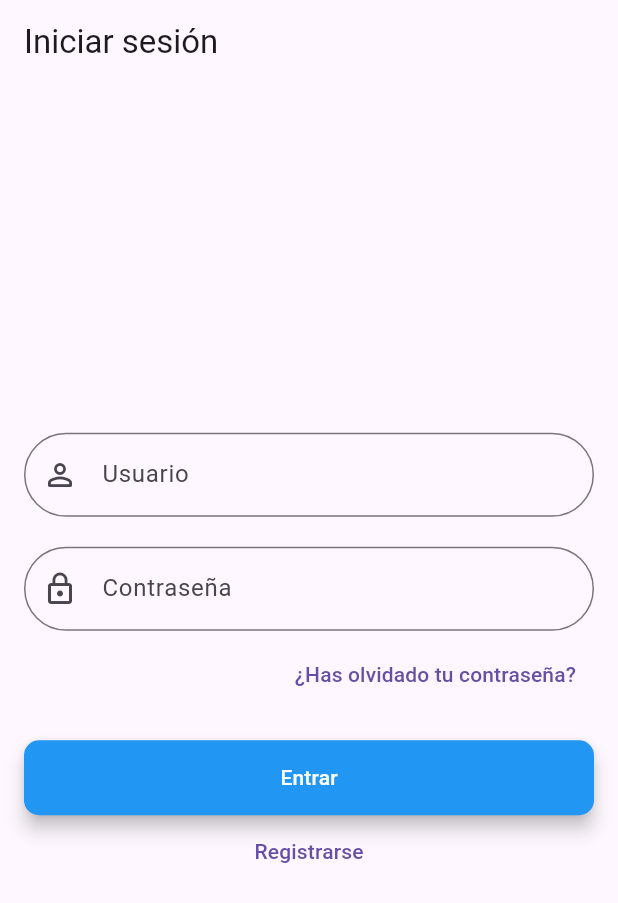
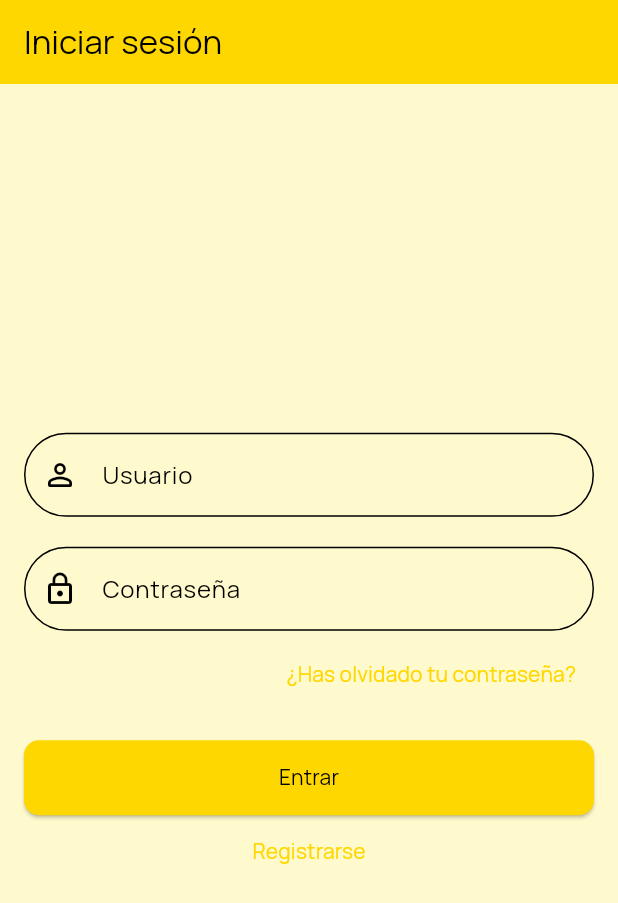
Before and after one commit to Americo29/weather_bnka, a Flutter app: the screen it shows after launch, on a phone screen of 412 x 824 dp. Shown: the top 903 px of the screen. Run offline on Flutter 3.47's test engine with Material 3 defaults, Android fonts, the phone set to English and light mode, and no system bars; our stand-ins replace bloc, dio, equatable, flutter_bloc, get_it, shared_preferences.

Commit message:
feat(theme): paint the app from the weather it is showing
The five palettes in config/theme/color_palettes.dart were dead code: nothing
referenced them, MaterialApp never received a `theme` at all, ThemeManager was
a stub whose switch trailed off in a "// ... other cases" comment, and
app_bar_theme.dart was an empty file. Meanwhile weatherCode was parsed off
every forecast and thrown away.

ThemeManager now turns a WMO weather code into a full ThemeData. Codes are
grouped rather than mapped one by one -- the palette only needs to know
whether it is clear, cloudy, wet or violent outside -- and an absent reading
falls back to the clear palette instead of a bare ThemeData.light().

To let the theme follow the forecast, WeatherBloc moves from HomePage up to
the root, next to AuthBloc. That also fixes something incidental: the bloc no
longer dies with the tab, so followed cities survive switching away and back.
The rebuild is gated on WeatherCityLoaded, so only a completed load repaints.

Colours that the theme now owns come out of the widgets: the buttons, the
cards, the nav bar and the selected-card highlight read from the color scheme
rather than naming a Colors constant each.

```diff
--- a/lib/config/theme/theme.dart
+++ b/lib/config/theme/theme.dart
@@ -1,31 +1,83 @@
 import 'package:flutter/material.dart';
 import 'package:weather_bnka/config/theme/color_palettes.dart';
 
+/// Builds the app theme from the WMO weather code that Open-Meteo returns in
+/// `current_weather.weathercode`.
+///
+/// Codes are grouped rather than mapped one by one: the palette only needs to
+/// know whether it is clear, cloudy, wet or violent outside.
+/// See https://open-meteo.com/en/docs for the full table.
 class ThemeManager {
-  static ThemeData _theme = ThemeData.light();
-  static ThemeData get theme => _theme;
+  const ThemeManager._();
 
-  static void setWeatherCondition(int condition) {
-    _theme = _getThemeForWeather(condition);
+  static ThemeData themeFor(int? weatherCode) =>
+      _themeFrom(paletteFor(weatherCode));
+
+  static ColorPalette paletteFor(int? weatherCode) {
+    if (weatherCode == null) return ColorPalettes.sunny;
+
+    // 0 clear · 1-3 mainly clear to overcast
+    if (weatherCode <= 1) return ColorPalettes.sunny;
+    if (weatherCode <= 3) return ColorPalettes.cloudy;
+    // 45-48 fog
+    if (weatherCode <= 48) return ColorPalettes.cloudy;
+    // 51-67 drizzle and rain · 80-82 showers
+    if (weatherCode <= 67) return ColorPalettes.rainy;
+    // 71-77 snow
+    if (weatherCode <= 77) return ColorPalettes.night;
+    if (weatherCode <= 82) return ColorPalettes.rainy;
+    // 85-86 snow showers
+    if (weatherCode <= 86) return ColorPalettes.night;
+    // 95-99 thunderstorm
+    return ColorPalettes.stormy;
   }
 
-  static ThemeData _getThemeForWeather(int condition) {
-    switch (condition) {
-      case 1: // Sunny
-        return ThemeData(
-          primaryColor: ColorPalettes.sunny.primary,
-          secondaryHeaderColor: ColorPalettes.sunny.secondary,
-          // ... other colors
-        );
-      case 2: // Rainy
-        return ThemeData(
-          primaryColor: ColorPalettes.rainy.primary,
-          secondaryHeaderColor: ColorPalettes.rainy.secondary,
-          // ... other colors
-        );
-      // ... other cases
-      default:
-        return ThemeData.light();
-    }
+  static ThemeData _themeFrom(ColorPalette palette) {
+    final scheme = ColorScheme(
+      brightness: ThemeData.estimateBrightnessForColor(palette.background) ==
+              Brightness.dark
+          ? Brightness.dark
+          : Brightness.light,
+      primary: palette.primary,
+      onPrimary: palette.onPrimary,
+      secondary: palette.secondary,
+      onSecondary: palette.onPrimary,
+      error: palette.error,
+      onError: Colors.white,
+      surface: palette.surface,
+      onSurface: palette.onSurface,
+    );
+
+    return ThemeData(
+      useMaterial3: true,
+      colorScheme: scheme,
+      scaffoldBackgroundColor: palette.background,
+      fontFamily: 'Manrope',
+      appBarTheme: AppBarTheme(
+        backgroundColor: palette.primary,
+        foregroundColor: palette.onPrimary,
+        elevation: 0,
+      ),
+      cardTheme: CardThemeData(
+        color: palette.surface,
+        elevation: 2,
+        shape:
+            RoundedRectangleBorder(borderRadius: BorderRadius.circular(12)),
+      ),
+      bottomNavigationBarTheme: BottomNavigationBarThemeData(
+        backgroundColor: palette.primary,
+        selectedItemColor: palette.onPrimary,
+        unselectedItemColor: palette.onPrimary.withValues(alpha: 0.6),
+      ),
+      elevatedButtonTheme: ElevatedButtonThemeData(
+        style: ElevatedButton.styleFrom(
+          backgroundColor: palette.primary,
+          foregroundColor: palette.onPrimary,
+          minimumSize: const Size(double.infinity, 50),
+          shape:
+              RoundedRectangleBorder(borderRadius: BorderRadius.circular(10)),
+        ),
+      ),
+    );
   }
 }
--- a/lib/features/auth/presentation/widgets/action_button.dart
+++ b/lib/features/auth/presentation/widgets/action_button.dart
@@ -12,18 +12,6 @@ class ActionButton extends StatelessWidget {
 
   @override
   Widget build(BuildContext context) {
-    return ElevatedButton(
-      onPressed: onPressed,
-      style: ElevatedButton.styleFrom(
-        backgroundColor: Colors.blue,
-        foregroundColor: Colors.white,
-        shape: RoundedRectangleBorder(
-          borderRadius: BorderRadius.circular(10),
-        ),
-        elevation: 5,
-        minimumSize: const Size(double.infinity, 50),
-      ),
-      child: Text(text),
-    );
+    return ElevatedButton(onPressed: onPressed, child: Text(text));
   }
 }
--- a/lib/features/home/presentation/widgets/cities_list_cards.dart
+++ b/lib/features/home/presentation/widgets/cities_list_cards.dart
@@ -77,7 +77,6 @@ class _CitiesListCardsState extends State<CitiesListCards> {
                       _toggleFavorite(city.name);
                     },
                     child: Card(
-                      color: Colors.white,
                       child: Padding(
                         padding: const EdgeInsets.symmetric(
                             vertical: 12.0, horizontal: 16.0),
--- a/lib/features/home/presentation/widgets/weather_cards.dart
+++ b/lib/features/home/presentation/widgets/weather_cards.dart
@@ -43,7 +43,9 @@ class WeatherCardList extends StatelessWidget {
                 ? () => onCardSelected(weatherCity)
                 : null,
             child: Card(
-              color: isSelected ? Colors.blue.shade100 : Colors.white,
+              color: isSelected
+                  ? Theme.of(context).colorScheme.primaryContainer
+                  : null,
               child: Column(
                 crossAxisAlignment: CrossAxisAlignment.start,
                 children: [
--- a/lib/main.dart
+++ b/lib/main.dart
@@ -3,8 +3,10 @@ import 'package:flutter_bloc/flutter_bloc.dart';
 import 'package:flutter_localizations/flutter_localizations.dart';
 
 import 'package:weather_bnka/config/routes/app_routes.dart';
+import 'package:weather_bnka/config/theme/theme.dart';
 import 'package:weather_bnka/features/auth/presentation/bloc/auth_bloc/auth_bloc.dart';
 import 'package:weather_bnka/features/auth/presentation/pages/splash_screen.dart';
+import 'package:weather_bnka/features/home/presentation/bloc/weather_bloc.dart';
 import 'package:weather_bnka/injection_container.dart';
 import 'package:weather_bnka/l10n/app_localizations.dart';
 
@@ -19,22 +21,36 @@ class MyApp extends StatelessWidget {
 
   @override
   Widget build(BuildContext context) {
-    return BlocProvider<AuthBloc>(
-      create: (context) => getIt<AuthBloc>(),
-      child: const MaterialApp(
+    return MultiBlocProvider(
+      providers: [
+        BlocProvider<AuthBloc>(create: (_) => getIt<AuthBloc>()),
+        // Hoisted out of HomePage so the theme can follow the weather and so
+        // the followed cities survive a tab switch.
+        BlocProvider<WeatherBloc>(create: (_) => getIt<WeatherBloc>()),
+      ],
+      child: BlocBuilder<WeatherBloc, WeatherState>(
+        // Only a completed load can repaint the app.
+        buildWhen: (_, state) => state is WeatherCityLoaded,
+        builder: (context, state) {
+          final code = state is WeatherCityLoaded ? state.weather?.weatherCode : null;
+
+          return MaterialApp(
             debugShowCheckedModeBanner: false,
             title: 'Weather Bnka',
-        locale: Locale('es'),
+            theme: ThemeManager.themeFor(code),
+            locale: const Locale('es'),
             supportedLocales: AppLocalizations.supportedLocales,
-        localizationsDelegates: [
+            localizationsDelegates: const [
               AppLocalizations.delegate,
               GlobalMaterialLocalizations.delegate,
               GlobalWidgetsLocalizations.delegate,
               GlobalCupertinoLocalizations.delegate,
             ],
-        home: SplashPage(),
+            home: const SplashPage(),
             initialRoute: '/',
             onGenerateRoute: AppRoutes.onGenerateRoutes,
+          );
+        },
       ),
     );
   }
```
Also changed, not shown: lib/features/home/presentation/pages/home_page.dart (+3 -11 lines), lib/config/theme/app_bar_theme.dart (deleted). Lines whose indentation alone changed are shown as unchanged.
